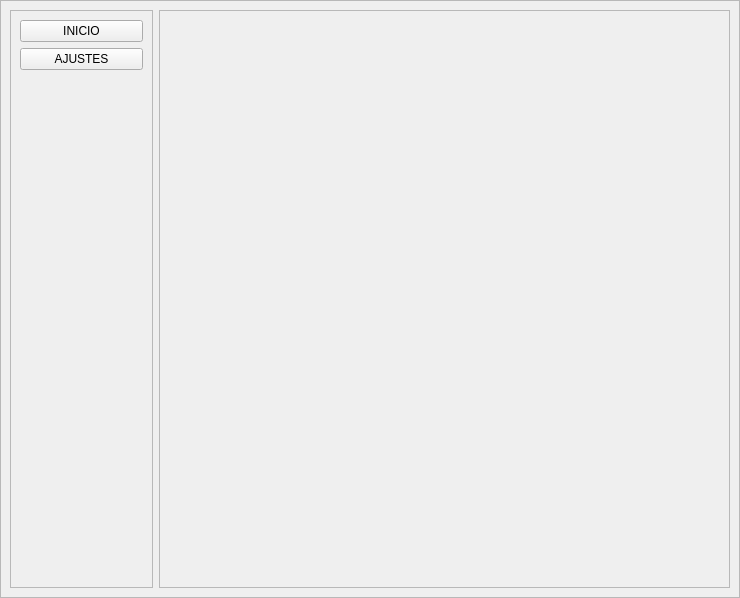
Qt form diseño_prueba.ui (enocsolano/prueba_git_qtdesigner) before a commit.
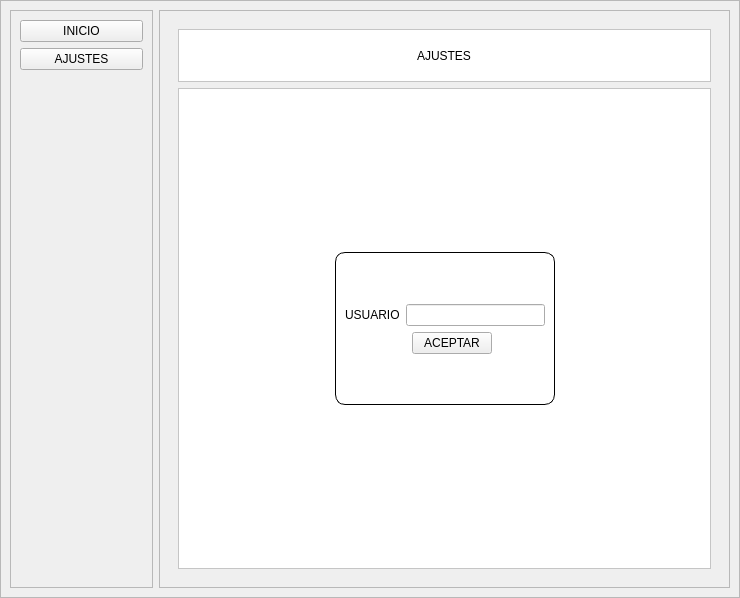
The same form after that commit. The open tabs and pages were chosen to show the change.

Commit message: "commit del diseño ajustes"

What changed in the file:
```diff
--- a/diseño_prueba.ui
+++ b/diseño_prueba.ui
@@ -89,7 +89,232 @@
          <item>
           <widget class="QStackedWidget" name="stackedWidget">
            <widget class="QWidget" name="page_inicio"/>
-           <widget class="QWidget" name="page_ajustes"/>
+           <widget class="QWidget" name="page_ajustes">
+            <layout class="QVBoxLayout" name="verticalLayout_2" stretch="1,9">
+             <item>
+              <widget class="QFrame" name="frame_ajustes_head">
+               <property name="styleSheet">
+                <string notr="true">QFrame{
+background-color: #fff;
+}</string>
+               </property>
+               <property name="frameShape">
+                <enum>QFrame::StyledPanel</enum>
+               </property>
+               <property name="frameShadow">
+                <enum>QFrame::Raised</enum>
+               </property>
+               <layout class="QHBoxLayout" name="horizontalLayout_4">
+                <item>
+                 <spacer name="horizontalSpacer">
+                  <property name="orientation">
+                   <enum>Qt::Horizontal</enum>
+                  </property>
+                  <property name="sizeHint" stdset="0">
+                   <size>
+                    <width>246</width>
+                    <height>20</height>
+                   </size>
+                  </property>
+                 </spacer>
+                </item>
+                <item>
+                 <widget class="QLabel" name="label">
+                  <property name="text">
+                   <string>AJUSTES</string>
+                  </property>
+                 </widget>
+                </item>
+                <item>
+                 <spacer name="horizontalSpacer_2">
+                  <property name="orientation">
+                   <enum>Qt::Horizontal</enum>
+                  </property>
+                  <property name="sizeHint" stdset="0">
+                   <size>
+                    <width>246</width>
+                    <height>20</height>
+                   </size>
+                  </property>
+                 </spacer>
+                </item>
+               </layout>
+              </widget>
+             </item>
+             <item>
+              <widget class="QFrame" name="frame_ajustes_cuerpo">
+               <property name="styleSheet">
+                <string notr="true">QFrame{
+background-color: #fff;
+}</string>
+               </property>
+               <property name="frameShape">
+                <enum>QFrame::StyledPanel</enum>
+               </property>
+               <property name="frameShadow">
+                <enum>QFrame::Raised</enum>
+               </property>
+               <layout class="QGridLayout" name="gridLayout_2">
+                <item row="0" column="1">
+                 <spacer name="verticalSpacer_5">
+                  <property name="orientation">
+                   <enum>Qt::Vertical</enum>
+                  </property>
+                  <property name="sizeHint" stdset="0">
+                   <size>
+                    <width>20</width>
+                    <height>156</height>
+                   </size>
+                  </property>
+                 </spacer>
+                </item>
+                <item row="1" column="0">
+                 <spacer name="horizontalSpacer_5">
+                  <property name="orientation">
+                   <enum>Qt::Horizontal</enum>
+                  </property>
+                  <property name="sizeHint" stdset="0">
+                   <size>
+                    <width>171</width>
+                    <height>20</height>
+                   </size>
+                  </property>
+                 </spacer>
+                </item>
+                <item row="1" column="1">
+                 <widget class="QFrame" name="frame">
+                  <property name="styleSheet">
+                   <string notr="true">QFrame{
+border: 1px solid;
+border-radius: 10px;
+}</string>
+                  </property>
+                  <property name="frameShape">
+                   <enum>QFrame::StyledPanel</enum>
+                  </property>
+                  <property name="frameShadow">
+                   <enum>QFrame::Raised</enum>
+                  </property>
+                  <layout class="QGridLayout" name="gridLayout">
+                   <item row="0" column="0">
+                    <spacer name="verticalSpacer_3">
+                     <property name="orientation">
+                      <enum>Qt::Vertical</enum>
+                     </property>
+                     <property name="sizeHint" stdset="0">
+                      <size>
+                       <width>20</width>
+                       <height>43</height>
+                      </size>
+                     </property>
+                    </spacer>
+                   </item>
+                   <item row="0" column="3" colspan="2">
+                    <spacer name="verticalSpacer_4">
+                     <property name="orientation">
+                      <enum>Qt::Vertical</enum>
+                     </property>
+                     <property name="sizeHint" stdset="0">
+                      <size>
+                       <width>20</width>
+                       <height>43</height>
+                      </size>
+                     </property>
+                    </spacer>
+                   </item>
+                   <item row="1" column="0">
+                    <widget class="QLabel" name="label_2">
+                     <property name="styleSheet">
+                      <string notr="true">border: 0;</string>
+                     </property>
+                     <property name="text">
+                      <string>USUARIO</string>
+                     </property>
+                    </widget>
+                   </item>
+                   <item row="1" column="1" colspan="4">
+                    <widget class="QLineEdit" name="lineEdit_ajustes"/>
+                   </item>
+                   <item row="2" column="0" colspan="2">
+                    <spacer name="horizontalSpacer_3">
+                     <property name="orientation">
+                      <enum>Qt::Horizontal</enum>
+                     </property>
+                     <property name="sizeHint" stdset="0">
+                      <size>
+                       <width>40</width>
+                       <height>20</height>
+                      </size>
+                     </property>
+                    </spacer>
+                   </item>
+                   <item row="2" column="2" colspan="2">
+                    <widget class="QPushButton" name="bt_ajustes_aceptar">
+                     <property name="text">
+                      <string>ACEPTAR</string>
+                     </property>
+                    </widget>
+                   </item>
+                   <item row="2" column="4">
+                    <spacer name="horizontalSpacer_4">
+                     <property name="orientation">
+                      <enum>Qt::Horizontal</enum>
+                     </property>
+                     <property name="sizeHint" stdset="0">
+                      <size>
+                       <width>59</width>
+                       <height>20</height>
+                      </size>
+                     </property>
+                    </spacer>
+                   </item>
+                   <item row="3" column="2">
+                    <spacer name="verticalSpacer_2">
+                     <property name="orientation">
+                      <enum>Qt::Vertical</enum>
+                     </property>
+                     <property name="sizeHint" stdset="0">
+                      <size>
+                       <width>20</width>
+                       <height>42</height>
+                      </size>
+                     </property>
+                    </spacer>
+                   </item>
+                  </layout>
+                 </widget>
+                </item>
+                <item row="1" column="2">
+                 <spacer name="horizontalSpacer_6">
+                  <property name="orientation">
+                   <enum>Qt::Horizontal</enum>
+                  </property>
+                  <property name="sizeHint" stdset="0">
+                   <size>
+                    <width>170</width>
+                    <height>20</height>
+                   </size>
+                  </property>
+                 </spacer>
+                </item>
+                <item row="2" column="1">
+                 <spacer name="verticalSpacer_6">
+                  <property name="orientation">
+                   <enum>Qt::Vertical</enum>
+                  </property>
+                  <property name="sizeHint" stdset="0">
+                   <size>
+                    <width>20</width>
+                    <height>156</height>
+                   </size>
+                  </property>
+                 </spacer>
+                </item>
+               </layout>
+              </widget>
+             </item>
+            </layout>
+           </widget>
           </widget>
          </item>
         </layout>
```
